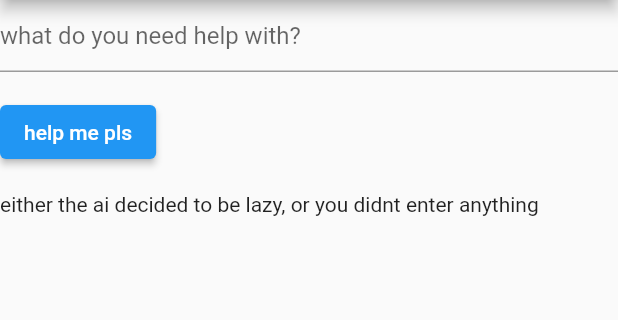
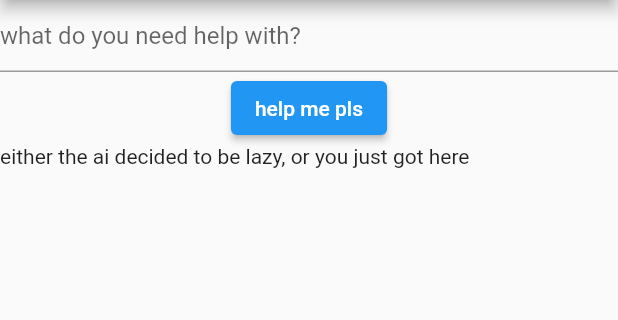
Before and after one commit to creativename64/life_advice, a Flutter app: the screen it shows after launch, on a phone screen of 412 x 824 dp, the part 84-404 px from its top. Run offline on Flutter 3.47's test engine with Material 2 defaults, Android fonts, the phone set to English and light mode, and no system bars.

Commit message:
im a pro and added more outcomes

```diff
--- a/lib/main.dart
+++ b/lib/main.dart
@@ -3,11 +3,31 @@ import 'dart:math';
 
 int index = 0;
 var list = [
-  'either the ai decided to be lazy, or you didnt enter anything',
-  'one',
-  'two',
-  'three',
+  'either the ai decided to be lazy, or you just got here',
+  'ignore the problem, it will work out',
+  'duct tape can fix anything tbh',
+  'cut down a tree',
   'go commit arson',
+  'i really dont care tbh',
+  'im fond of tax evasion',
+  'commit alivent (but like dont really)',
+  'listen to music for a bit then think it over',
+  'bribe someone involved',
+  'doom scroll instagram and follow @creativename64 while youre at it',
+  'just fina another chance to',
+  'get that cringe outta here',
+  'do nothing',
+  'give me money',
+  'just skip it, smh',
+  'lock anything and anyone involved in your problem in a closet',
+  'sleep',
+  'drink iced coffee',
+  'go touch grass',
+  'is this even a problem',
+  'just stop',
+  'a- are you ok',
+  'high heels or risers',
+  'find a garbage dump and jump into it',
 ];
 var gae = 'enter something in the box then i can give you advice';
 
@@ -58,8 +78,7 @@ class _MyStatefulWidgetState extends State<MyStatefulWidget> {
               return null;
             },
           ),
-          Padding(
-            padding: const EdgeInsets.symmetric(vertical: 16.0),
+          Center(
             child: ElevatedButton(
               onPressed: () {
                 final _random = Random();
@@ -72,7 +91,10 @@ class _MyStatefulWidgetState extends State<MyStatefulWidget> {
               child: const Text('help me pls'),
             ),
           ),
-          Text(list[index])
+          Text(
+            list[index],
+            textAlign: TextAlign.center,
+          )
 
           // ignore: unnecessary_new
         ],
```
